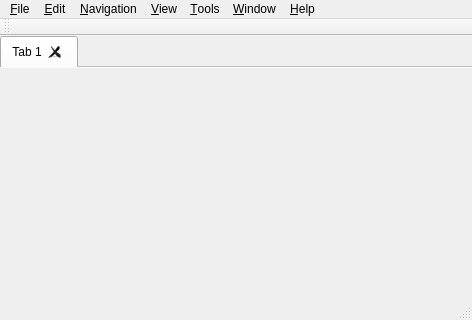
nullx002/mugo, file mainwindow.ui: the form before one commit.
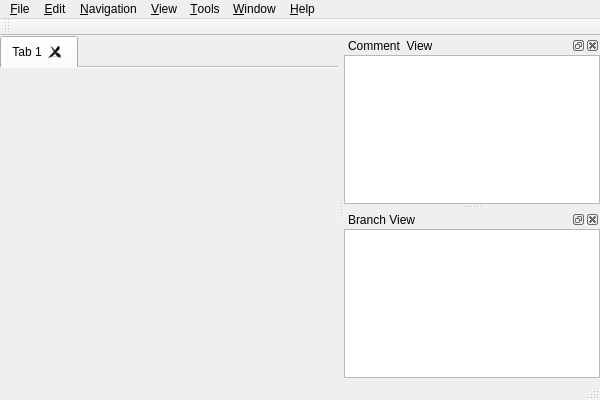
The form after the commit.

Commit message: implemented comment, but load/save haven't been implemented yet.

```diff
--- a/mainwindow.ui
+++ b/mainwindow.ui
@@ -6,8 +6,8 @@
    <rect>
     <x>0</x>
     <y>0</y>
-    <width>472</width>
-    <height>320</height>
+    <width>600</width>
+    <height>400</height>
    </rect>
   </property>
   <property name="windowTitle">
@@ -47,7 +47,7 @@
     <rect>
      <x>0</x>
      <y>0</y>
-     <width>472</width>
+     <width>600</width>
      <height>25</height>
     </rect>
    </property>
@@ -124,6 +124,54 @@
    </attribute>
   </widget>
   <widget class="QStatusBar" name="statusBar"/>
+  <widget class="QDockWidget" name="commentDockWidget">
+   <property name="windowTitle">
+    <string>Comment  View</string>
+   </property>
+   <attribute name="dockWidgetArea">
+    <number>2</number>
+   </attribute>
+   <widget class="QWidget" name="commentDockWidgetContents">
+    <layout class="QHBoxLayout" name="commentHorizontalLayout">
+     <property name="margin">
+      <number>0</number>
+     </property>
+     <item>
+      <widget class="QPlainTextEdit" name="commentEdit"/>
+     </item>
+    </layout>
+   </widget>
+  </widget>
+  <widget class="QDockWidget" name="branchDockWidget">
+   <property name="windowTitle">
+    <string>Branch View</string>
+   </property>
+   <attribute name="dockWidgetArea">
+    <number>2</number>
+   </attribute>
+   <widget class="QWidget" name="branchDockWidgetContents">
+    <layout class="QHBoxLayout" name="branchHorizontalLayout">
+     <property name="margin">
+      <number>0</number>
+     </property>
+     <item>
+      <widget class="QTreeWidget" name="branchWidget">
+       <attribute name="headerVisible">
+        <bool>false</bool>
+       </attribute>
+       <attribute name="headerVisible">
+        <bool>false</bool>
+       </attribute>
+       <column>
+        <property name="text">
+         <string notr="true">1</string>
+        </property>
+       </column>
+      </widget>
+     </item>
+    </layout>
+   </widget>
+  </widget>
   <action name="actionNew">
    <property name="text">
     <string>&amp;New</string>
```
Left out of the diff: 4 changed lines with no effect on the pictures. The commit also changes 9 other files.
